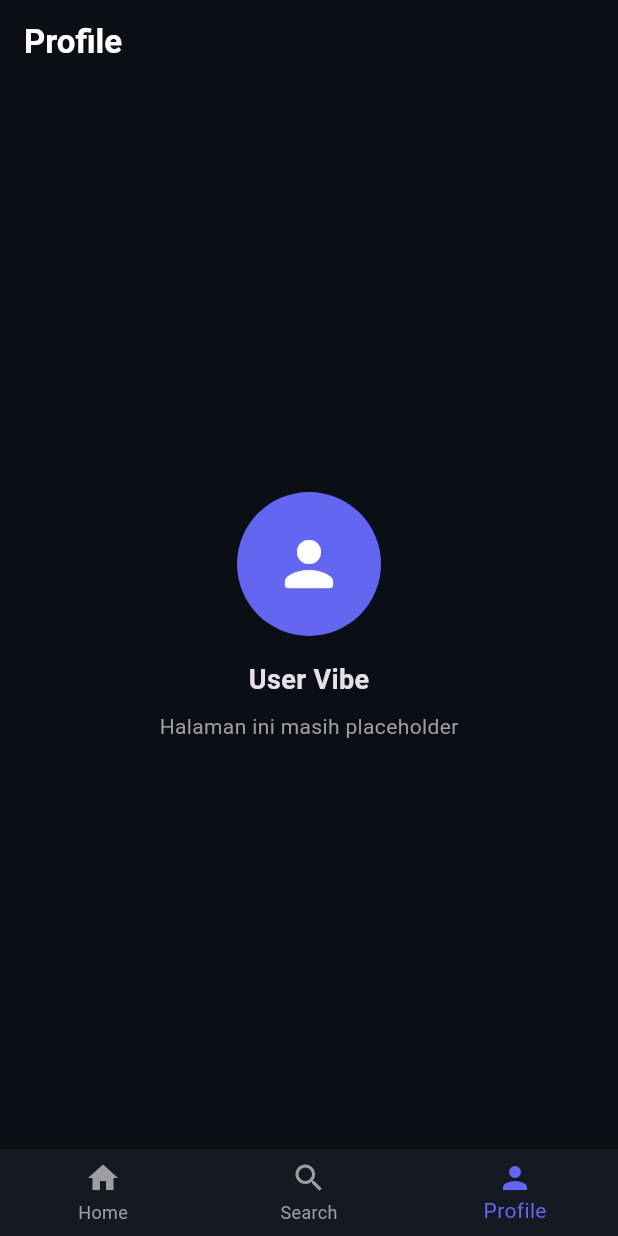
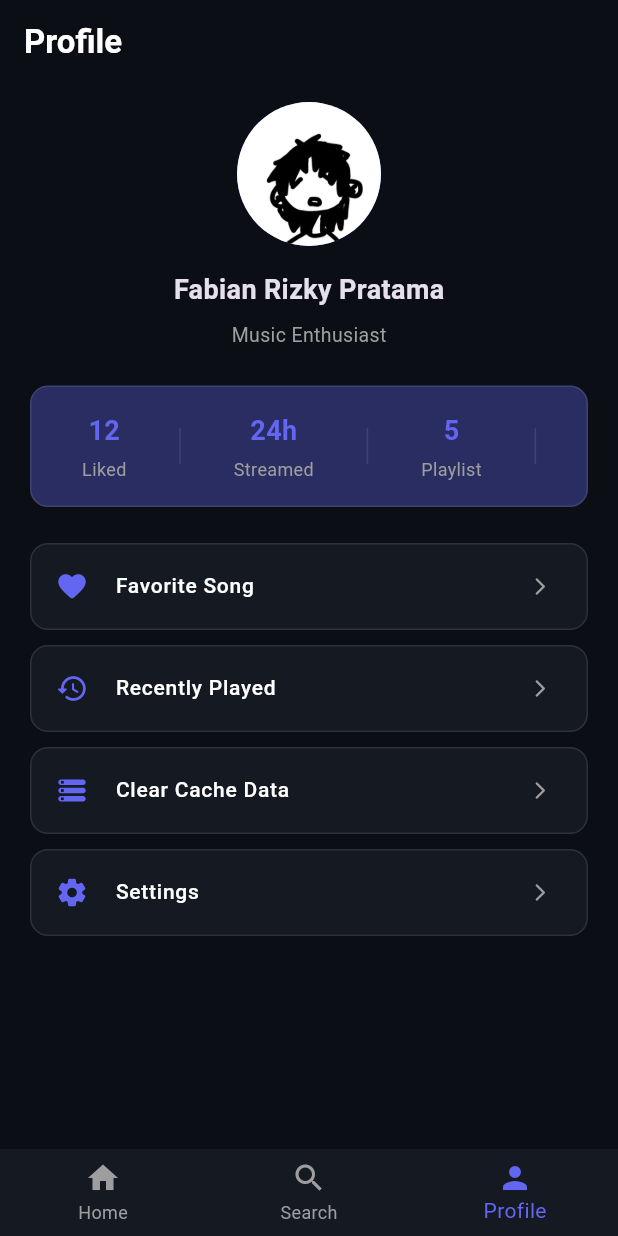
Before and after one commit to SukaMCD/belajar-flutter, a Flutter app: the screen it shows after launch, item 3 of the bottom bar chosen, on a phone screen of 412 x 824 dp. Run offline on Flutter 3.47's test engine with Material 3 defaults, Android fonts, the phone set to English and light mode, and no system bars; network calls fail.

Commit message:
feat: implement user profile page with assets and update asset configuration

```diff
--- a/lib/pages/profile_page.dart
+++ b/lib/pages/profile_page.dart
@@ -9,27 +9,99 @@ class ProfilePage extends StatelessWidget {
       appBar: AppBar(
         backgroundColor: Colors.transparent,
         elevation: 0,
-        title: const Text('Profile',
-            style: TextStyle(fontWeight: FontWeight.bold, fontSize: 22)),
+        title: const Text(
+          'Profile',
+          style: TextStyle(fontWeight: FontWeight.bold, fontSize: 22),
+        ),
       ),
-      body: Center(
+      body: SingleChildScrollView(
+        padding: const EdgeInsets.symmetric(horizontal: 20, vertical: 12),
         child: Column(
-          mainAxisAlignment: MainAxisAlignment.center,
           children: [
             CircleAvatar(
               radius: 48,
               backgroundColor: const Color(0xFF6366F1),
-              child: const Icon(Icons.person_rounded, size: 48, color: Colors.white),
+              backgroundImage: const AssetImage('lib/assets/aaa.jpg'),
             ),
             const SizedBox(height: 16),
-            const Text('User Vibe',
-                style: TextStyle(fontSize: 18, fontWeight: FontWeight.bold)),
+            const Text(
+              'Fabian Rizky Pratama',
+              style: TextStyle(fontSize: 18, fontWeight: FontWeight.bold),
+            ),
             const SizedBox(height: 8),
-            Text('Halaman ini masih placeholder',
-                style: TextStyle(color: Colors.grey[500])),
+            Text(
+              'Music Enthusiast',
+              style: TextStyle(color: Colors.grey[500], fontSize: 13),
+            ),
+            const SizedBox(height: 24),
+            Container(
+              padding: const EdgeInsets.all(16),
+              decoration: BoxDecoration(
+                color: const Color(0xFF6366F1).withOpacity(0.35),
+                borderRadius: BorderRadius.circular(12),
+                border: Border.all(color: Colors.white10),
+              ),
+              child: Row(
+                mainAxisAlignment: MainAxisAlignment.spaceAround,
+                children: [
+                  _buildStatItem('12', 'Liked'),
+                  Container(width: 1, height: 24, color: Colors.white10),
+                  _buildStatItem('24h', 'Streamed'),
+                  Container(width: 1, height: 24, color: Colors.white10),
+                  _buildStatItem('5', 'Playlist'),
+                  Container(width: 1, height: 24, color: Colors.white10),
+                ],
+              ),
+            ),
+            const SizedBox(height: 24),
+            _buildMenuItem(Icons.favorite_rounded, 'Favorite Song'),
+            _buildMenuItem(Icons.history_rounded, 'Recently Played'),
+            _buildMenuItem(Icons.storage_rounded, 'Clear Cache Data'),
+            _buildMenuItem(Icons.settings_rounded, 'Settings'),
           ],
         ),
       ),
     );
   }
 }
+
+Widget _buildStatItem(String value, String label) {
+  return Column(
+    children: [
+      Text(
+        value,
+        style: const TextStyle(
+          fontSize: 18,
+          fontWeight: FontWeight.bold,
+          color: Color(0xFF6366F1),
+        ),
+      ),
+      const SizedBox(height: 4),
+      Text(label, style: const TextStyle(color: Colors.grey, fontSize: 12)),
+    ],
+  );
+}
+
+Widget _buildMenuItem(IconData icon, String title) {
+  return Container(
+    margin: const EdgeInsets.only(bottom: 10),
+    decoration: BoxDecoration(
+      color: const Color(0xFF151922),
+      borderRadius: BorderRadius.circular(12),
+      border: Border.all(color: Colors.white10),
+    ),
+    child: ListTile(
+      leading: Icon(icon, color: const Color(0xFF6366F1), size: 22),
+      title: Text(
+        title,
+        style: const TextStyle(fontSize: 14, fontWeight: FontWeight.w500),
+      ),
+      trailing: const Icon(
+        Icons.arrow_forward_ios_rounded,
+        size: 14,
+        color: Colors.grey,
+      ),
+      onTap: () {},
+    ),
+  );
+}
--- a/pubspec.yaml
+++ b/pubspec.yaml
@@ -60,6 +60,7 @@ flutter:
   # To add assets to your application, add an assets section, like this:
   assets:
     - image/images.webp
+    - lib/assets/aaa.jpg
 
   # An image asset can refer to one or more resolution-specific "variants", see
   # https://flutter.dev/to/resolution-aware-images
```
Also changed, not shown: lib/assets/aaa.jpg (added).
